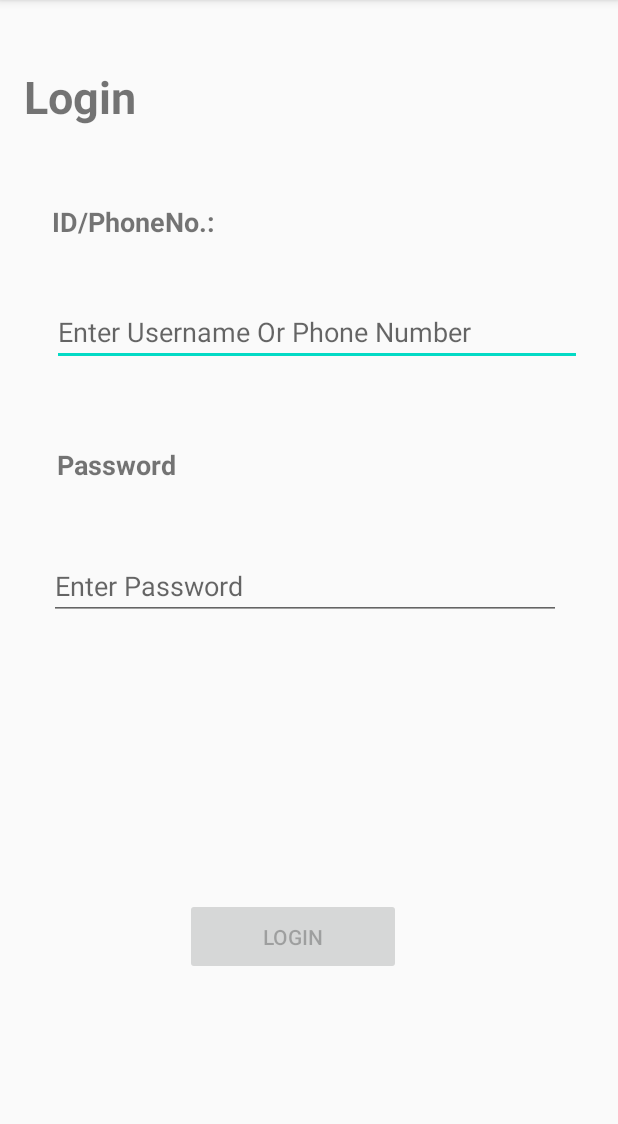
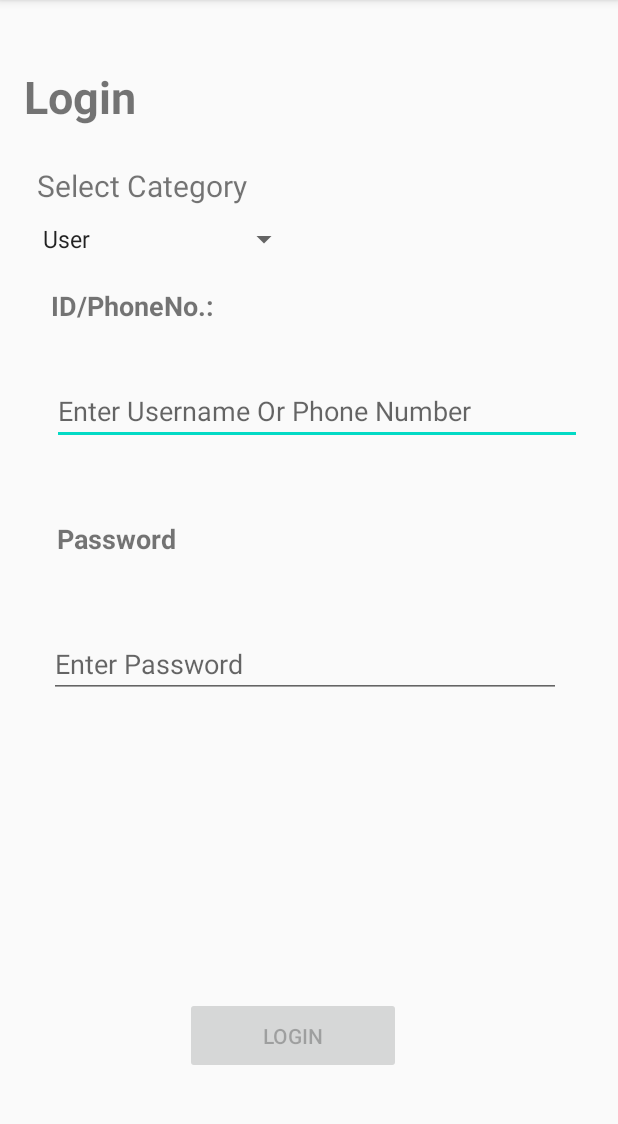
Before and after one commit to Scjatto/UCHSClient, an Android app: the LoginActivity screen opened directly, with no data from a screen before it, on a phone screen of 412 x 824 dp, the part 84-1208 px from its top. Run offline under Robolectric (Android 15) with nearby library versions, the phone set to English and light mode, and no system bars.

Commit message:
Added Category dropdown in login screen

```diff
--- a/app/src/main/java/com/example/uchs/LoginActivity.java
+++ b/app/src/main/java/com/example/uchs/LoginActivity.java
@@ -7,11 +7,15 @@ import android.os.Bundle;
 import android.text.Editable;
 import android.text.TextWatcher;
 import android.view.View;
+import android.widget.ArrayAdapter;
 import android.widget.Button;
 import android.widget.EditText;
-import android.widget.Toast;
+import android.widget.Spinner;
 
 public class LoginActivity extends AppCompatActivity {
+
+    Spinner spinner_login_cat;
+    ArrayAdapter<CharSequence> adapter_login_cat;
 
     private EditText idphone;
     private EditText password;
@@ -32,6 +36,11 @@ public class LoginActivity extends AppCompatActivity {
         idphone.addTextChangedListener(contentEnterWatcher);
         password.addTextChangedListener(contentEnterWatcher);
         finLogin.setOnClickListener(finLoginListener);
+
+        spinner_login_cat = (Spinner) findViewById(R.id.login_edit_category);
+        adapter_login_cat = ArrayAdapter.createFromResource(this, R.array.categories, android.R.layout.simple_spinner_item);
+        adapter_login_cat.setDropDownViewResource(android.R.layout.simple_spinner_dropdown_item);
+        spinner_login_cat.setAdapter(adapter_login_cat);
 
     }
 
--- a/app/src/main/res/layout/activity_login.xml
+++ b/app/src/main/res/layout/activity_login.xml
@@ -1,10 +1,17 @@
 <?xml version="1.0" encoding="utf-8"?>
-<androidx.constraintlayout.widget.ConstraintLayout xmlns:android="http://schemas.android.com/apk/res/android"
+
+<ScrollView xmlns:android="http://schemas.android.com/apk/res/android"
     xmlns:app="http://schemas.android.com/apk/res-auto"
     xmlns:tools="http://schemas.android.com/tools"
     android:layout_width="match_parent"
     android:layout_height="match_parent"
-    tools:context=".LoginActivity">
+    android:fillViewport="true"
+    tools:context=".RegisterActivity">
+
+    <androidx.constraintlayout.widget.ConstraintLayout
+        android:id="@+id/login"
+        android:layout_width="match_parent"
+        android:layout_height="match_parent">
 
 
         <TextView
@@ -19,10 +26,10 @@
             android:textStyle="bold"
             app:layout_constraintBottom_toBottomOf="parent"
             app:layout_constraintEnd_toEndOf="parent"
-        app:layout_constraintHorizontal_bias="0.091"
+            app:layout_constraintHorizontal_bias="0.087"
             app:layout_constraintStart_toStartOf="parent"
-        app:layout_constraintTop_toBottomOf="@+id/textView"
-        app:layout_constraintVertical_bias="0.04" />
+            app:layout_constraintTop_toBottomOf="@+id/login_edit_category"
+            app:layout_constraintVertical_bias="0.0" />
 
         <TextView
             android:id="@+id/enterPassword"
@@ -68,8 +75,8 @@
             app:layout_constraintEnd_toEndOf="parent"
             app:layout_constraintHorizontal_bias="0.46"
             app:layout_constraintStart_toStartOf="parent"
-        app:layout_constraintTop_toTopOf="parent"
-        app:layout_constraintVertical_bias="0.835" />
+            app:layout_constraintTop_toBottomOf="@+id/editIdPhone"
+            app:layout_constraintVertical_bias="0.876" />
 
         <EditText
             android:id="@+id/editPassword"
@@ -101,4 +108,26 @@
             app:layout_constraintStart_toStartOf="parent"
             app:layout_constraintTop_toTopOf="parent" />
 
+        <TextView
+            android:id="@+id/login_enter_category"
+            android:layout_width="wrap_content"
+            android:layout_height="wrap_content"
+            android:layout_marginTop="20dp"
+            android:text="Select Category"
+            android:textSize="20sp"
+            app:layout_constraintEnd_toEndOf="parent"
+            app:layout_constraintHorizontal_bias="0.09"
+            app:layout_constraintStart_toStartOf="parent"
+            app:layout_constraintTop_toBottomOf="@+id/textView" />
+
+        <Spinner
+            android:id="@+id/login_edit_category"
+            android:layout_width="wrap_content"
+            android:layout_height="wrap_content"
+            android:layout_marginTop="10dp"
+            app:layout_constraintEnd_toEndOf="parent"
+            app:layout_constraintHorizontal_bias="0.088"
+            app:layout_constraintStart_toStartOf="parent"
+            app:layout_constraintTop_toBottomOf="@+id/login_enter_category" />
     </androidx.constraintlayout.widget.ConstraintLayout>
+</ScrollView>
```
Lines whose indentation alone changed are shown as unchanged.
